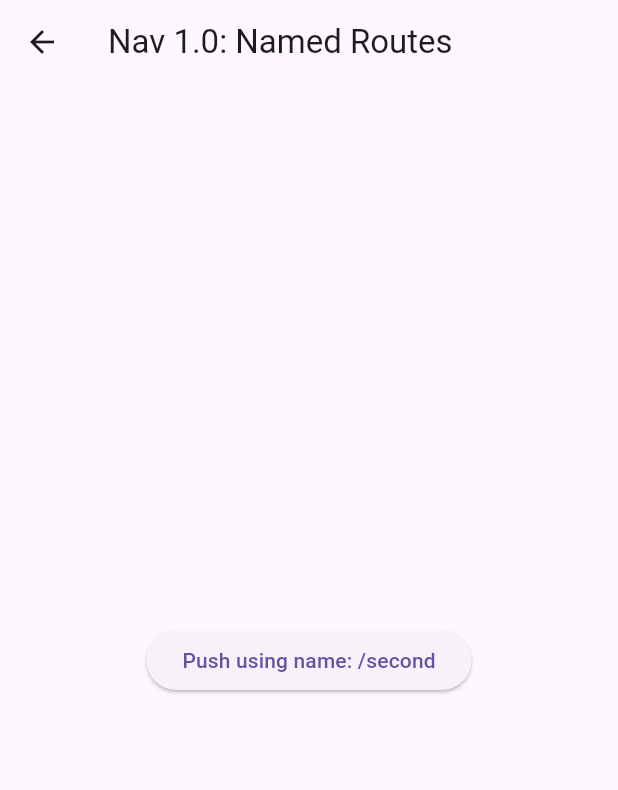
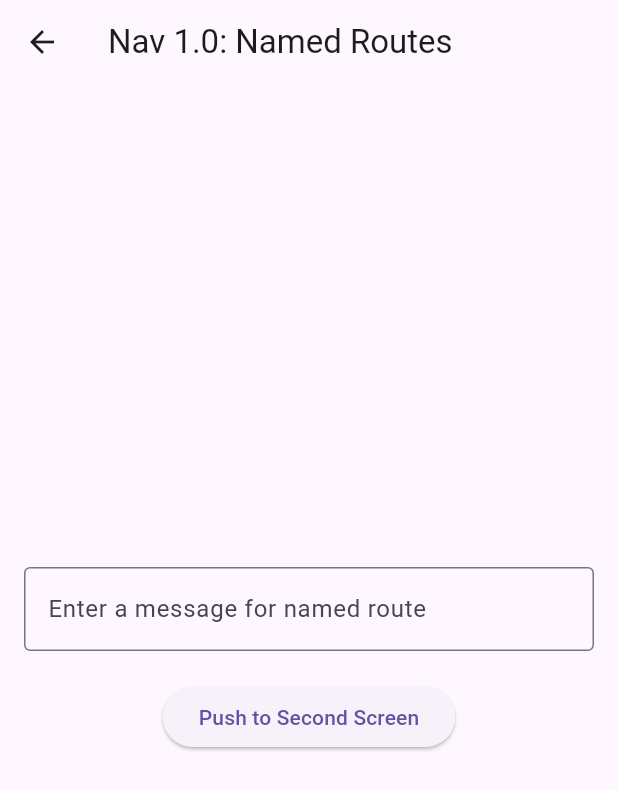
Before and after one commit to rengapraveenx/FL_navigations, a Flutter app: the screen it shows after launch, after a tap on "5. Nav 1.0: Named Routes (Simple)", on a phone screen of 412 x 824 dp. Shown: the top 790 px of the screen. Run offline on Flutter 3.47's test engine with Material 3 defaults, Android fonts, the phone set to English and light mode, and no system bars.

Commit message:
text box added for passing data forword and backwords

```diff
--- a/lib/nav_1_named_routes/named_routes_screen.dart
+++ b/lib/nav_1_named_routes/named_routes_screen.dart
@@ -1,47 +1,79 @@
 import 'package:flutter/material.dart';
 
+// A class to hold the arguments passed to the second screen.
+class ScreenArguments {
+  final String message;
+
+  ScreenArguments(this.message);
+}
+
 // The content for the "Named Routes" lesson.
-// This widget demonstrates named routes by creating its own MaterialApp.
 class NamedRoutesScreen extends StatelessWidget {
   const NamedRoutesScreen({super.key});
 
   @override
   Widget build(BuildContext context) {
     return MaterialApp(
-      // We don't use `home` with named routes, we use `initialRoute`.
       initialRoute: '/',
-      // Define the available routes and their builders.
       routes: {
-        // The base route, our home screen.
         '/': (context) => const _HomeScreen(),
-        // The second screen route.
-        '/second': (context) => const _SecondScreen(),
+        // Update the route definition to use a builder that extracts arguments.
+        _SecondScreen.routeName: (context) => const _SecondScreen(),
       },
     );
   }
 }
 
-class _HomeScreen extends StatelessWidget {
+class _HomeScreen extends StatefulWidget {
   const _HomeScreen();
+
+  @override
+  State<_HomeScreen> createState() => _HomeScreenState();
+}
+
+class _HomeScreenState extends State<_HomeScreen> {
+  final _textController = TextEditingController();
+
+  @override
+  void dispose() {
+    _textController.dispose();
+    super.dispose();
+  }
 
   @override
   Widget build(BuildContext context) {
     return Scaffold(
       appBar: AppBar(
         title: const Text('Nav 1.0: Named Routes'),
-        // Add a back button to exit this sub-app and return to the main menu.
         leading: IconButton(
           icon: const Icon(Icons.arrow_back),
           onPressed: () => Navigator.of(context, rootNavigator: true).pop(),
         ),
       ),
-      body: Center(
-        child: ElevatedButton(
+      body: Padding(
+        padding: const EdgeInsets.all(16.0),
+        child: Column(
+          mainAxisAlignment: MainAxisAlignment.center,
+          children: [
+            TextFormField(
+              controller: _textController,
+              decoration: const InputDecoration(
+                labelText: 'Enter a message for named route',
+                border: OutlineInputBorder(),
+              ),
+            ),
+            const SizedBox(height: 20),
+            ElevatedButton(
               onPressed: () {
-            // Navigate to the second screen using its name.
-            Navigator.pushNamed(context, '/second');
+                Navigator.pushNamed(
+                  context,
+                  _SecondScreen.routeName,
+                  arguments: ScreenArguments(_textController.text),
+                );
               },
-          child: const Text('Push using name: /second'),
+              child: const Text('Push to Second Screen'),
+            ),
+          ],
         ),
       ),
     );
@@ -49,21 +81,39 @@ class _HomeScreen extends StatelessWidget {
 }
 
 class _SecondScreen extends StatelessWidget {
-  const _SecondScreen();
+  const _SecondScreen({super.key});
+
+  // Define a route name for easy access.
+  static const routeName = '/second';
 
   @override
   Widget build(BuildContext context) {
+    // Extract the arguments from the current ModalRoute settings.
+    final args = ModalRoute.of(context)!.settings.arguments as ScreenArguments?;
+
     return Scaffold(
       appBar: AppBar(
         title: const Text('Second Screen'),
       ),
       body: Center(
-        child: ElevatedButton(
+        child: Column(
+          mainAxisAlignment: MainAxisAlignment.center,
+          children: [
+            Text(
+              args?.message.isEmpty ?? true
+                  ? 'No message was sent'
+                  : args!.message,
+              style: const TextStyle(fontSize: 18),
+              textAlign: TextAlign.center,
+            ),
+            const SizedBox(height: 20),
+            ElevatedButton(
               onPressed: () {
-            // Pop the screen as usual.
                 Navigator.pop(context);
               },
               child: const Text('Pop Screen'),
+            ),
+          ],
         ),
       ),
     );
```
Also changed, not shown: lib/nav_1_data_passing/data_passing_screen.dart (+34 -9 lines), lib/nav_1_data_returning/data_returning_screen.dart (+48 -13 lines), lib/nav_1_route_arguments/route_arguments_screen.dart (+37 -13 lines). Lines whose indentation alone changed are shown as unchanged.
